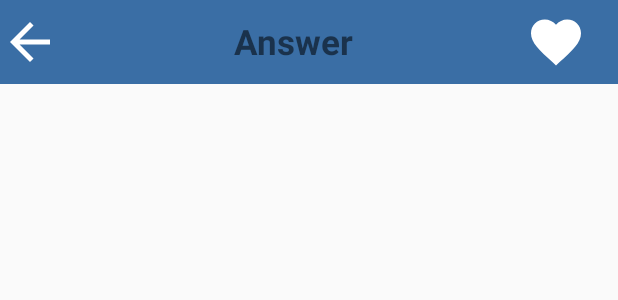
After one commit to codeblue001/Android-Developer-101, an Android app: the layout answer_toolbar.xml on its own in the app's theme, with its tools: preview values and no code run, on a phone screen of 412 x 824 dp. The commit adds this screen. Shown: the top 300 px of the screen. Run offline under Robolectric (Android 15) with nearby library versions, the light colour scheme and no system bars.

Commit message:
Added customized toolbar to the category layout

```diff
--- a/app/build.gradle
+++ b/app/build.gradle
@@ -36,4 +36,5 @@ dependencies {
     implementation 'com.jakewharton.retrofit:retrofit2-rxjava2-adapter:1.0.0'
     implementation 'android.arch.lifecycle:viewmodel:1.1.1'
     implementation 'androidx.lifecycle:lifecycle-extensions:2.2.0-rc03'
+    implementation 'com.google.android.material:material:1.2.0-alpha02'
 }
--- /dev/null
+++ b/app/src/main/res/drawable/ic_arrow_back_black_24dp.xml
@@ -0,0 +1,9 @@
+<vector xmlns:android="http://schemas.android.com/apk/res/android"
+        android:width="24dp"
+        android:height="24dp"
+        android:viewportWidth="24.0"
+        android:viewportHeight="24.0">
+    <path
+        android:fillColor="#FFF"
+        android:pathData="M20,11H7.83l5.59,-5.59L12,4l-8,8 8,8 1.41,-1.41L7.83,13H20v-2z"/>
+</vector>
--- /dev/null
+++ b/app/src/main/res/drawable/ic_favorite_black_24dp.xml
@@ -0,0 +1,5 @@
+<vector android:height="24dp" android:tint="#FFFFFF"
+    android:viewportHeight="24.0" android:viewportWidth="24.0"
+    android:width="24dp" xmlns:android="http://schemas.android.com/apk/res/android">
+    <path android:fillColor="#FF000000" android:pathData="M12,21.35l-1.45,-1.32C5.4,15.36 2,12.28 2,8.5 2,5.42 4.42,3 7.5,3c1.74,0 3.41,0.81 4.5,2.09C13.09,3.81 14.76,3 16.5,3 19.58,3 22,5.42 22,8.5c0,3.78 -3.4,6.86 -8.55,11.54L12,21.35z"/>
+</vector>
--- /dev/null
+++ b/app/src/main/res/layout/answer_toolbar.xml
@@ -0,0 +1,53 @@
+<?xml version="1.0" encoding="utf-8"?>
+<LinearLayout xmlns:android="http://schemas.android.com/apk/res/android"
+    android:layout_width="match_parent"
+    android:layout_height="?attr/actionBarSize"
+    android:background="@color/colorPrimary"
+    android:gravity="center_vertical"
+    android:orientation="horizontal"
+    android:weightSum="100">
+
+    <RelativeLayout
+        android:id="@+id/back_arrow_container"
+        android:layout_width="0dp"
+        android:layout_height="wrap_content"
+        android:layout_weight="10"
+        android:visibility="visible">
+
+        <ImageView
+            android:id="@+id/toolbar_back_arrow"
+            android:layout_width="40dp"
+            android:layout_height="40dp"
+            android:layout_centerInParent="true"
+            android:background="?attr/selectableItemBackground"
+            android:src="@drawable/ic_arrow_back_black_24dp" />
+    </RelativeLayout>
+
+    <TextView
+        android:id="@+id/answer_title_textView"
+        android:layout_width="0dp"
+        android:layout_height="wrap_content"
+        android:layout_weight="75"
+        android:text="Answer"
+        android:textSize="23sp"
+        android:padding="2dp"
+        android:textAlignment="center"
+        android:textStyle="bold"/>
+
+    <RelativeLayout
+        android:id="@+id/back_fav_container"
+        android:layout_width="0dp"
+        android:layout_height="wrap_content"
+        android:layout_weight="10"
+        android:visibility="visible">
+
+        <ImageView
+            android:id="@+id/toolbar_fav_icon"
+            android:layout_width="40dp"
+            android:layout_height="40dp"
+            android:layout_centerInParent="true"
+            android:background="?attr/selectableItemBackground"
+            android:src="@drawable/ic_favorite_black_24dp" />
+    </RelativeLayout>
+
+</LinearLayout>
--- /dev/null
+++ b/app/src/main/res/values-w820dp/dimens.xml
@@ -0,0 +1,6 @@
+<resources>
+    <!-- Example customization of dimensions originally defined in res/values/dimens.xml
+         (such as screen margins) for screens with more than 820dp of available width. This
+         would include 7" and 10" devices in landscape (~960dp and ~1280dp respectively). -->
+    <dimen name="activity_horizontal_margin">64dp</dimen>
+</resources>
--- a/app/src/main/res/values/strings.xml
+++ b/app/src/main/res/values/strings.xml
@@ -3,4 +3,6 @@
 
     <!-- TODO: Remove or change this placeholder text -->
     <string name="hello_blank_fragment">Hello blank fragment</string>
+    <string name="tab_text_1">Tab 1</string>
+    <string name="tab_text_2">Tab 2</string>
 </resources>
--- a/app/src/main/res/values/styles.xml
+++ b/app/src/main/res/values/styles.xml
@@ -1,7 +1,7 @@
 <resources>
 
     <!-- Base application theme. -->
-    <style name="AppTheme" parent="Theme.AppCompat.Light.DarkActionBar">
+    <style name="AppTheme" parent="Theme.AppCompat.Light.NoActionBar">
         <!-- Customize your theme here. -->
         <item name="colorPrimary">@color/colorPrimary</item>
         <item name="colorPrimaryDark">@color/colorPrimaryDark</item>
```
Also changed, not shown: app/src/main/java/code/blue/androiddeveloper101/view/CategoryFragment.java (+9 -2 lines), app/src/main/res/layout/category_fragment.xml (+24 -16 lines), app/src/main/res/layout/category_toolbar.xml (added, +20 -0 lines), app/src/main/res/layout/questions_toolbar.xml (added, +34 -0 lines), app/src/main/res/values/colors.xml (+9 -0 lines), app/src/main/res/values/dimens.xml (added, +8 -0 lines).
